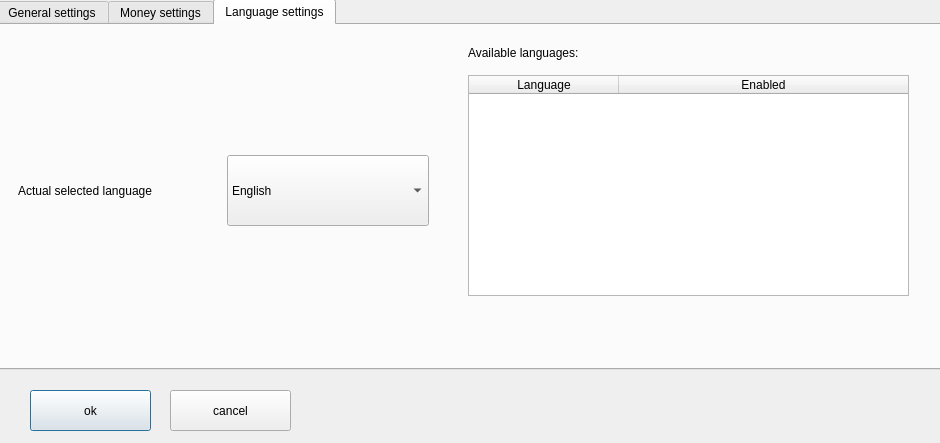
Old version of the form blue-app/ui/Settings.ui in the repository matus-u/sz-bluetooth.
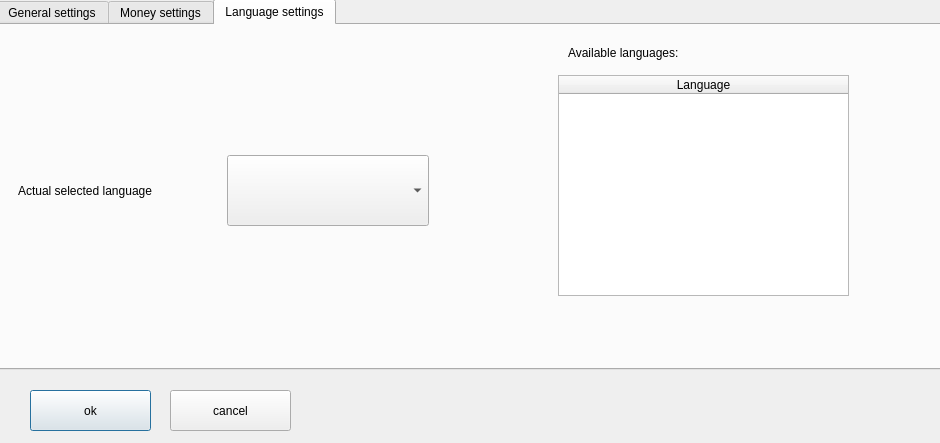
New version of the form.

What changed in the file:
```diff
--- a/blue-app/ui/Settings.ui
+++ b/blue-app/ui/Settings.ui
@@ -503,14 +503,14 @@
     <widget class="QTableWidget" name="availableLanguagesWidget">
      <property name="geometry">
       <rect>
-       <x>470</x>
+       <x>560</x>
        <y>50</y>
-       <width>441</width>
+       <width>291</width>
        <height>221</height>
       </rect>
      </property>
      <property name="columnCount">
-      <number>2</number>
+      <number>1</number>
      </property>
      <attribute name="horizontalHeaderCascadingSectionResizes">
       <bool>true</bool>
@@ -521,6 +521,9 @@
      <attribute name="horizontalHeaderStretchLastSection">
       <bool>true</bool>
      </attribute>
+     <attribute name="verticalHeaderVisible">
+      <bool>false</bool>
+     </attribute>
      <attribute name="verticalHeaderDefaultSectionSize">
       <number>30</number>
      </attribute>
@@ -532,16 +535,11 @@
        <string>Language</string>
       </property>
      </column>
-     <column>
-      <property name="text">
-       <string>Enabled</string>
-      </property>
-     </column>
     </widget>
     <widget class="QLabel" name="label_16">
      <property name="geometry">
       <rect>
-       <x>470</x>
+       <x>570</x>
        <y>20</y>
        <width>231</width>
        <height>16</height>
@@ -551,7 +549,7 @@
       <string>Available languages:</string>
      </property>
     </widget>
-    <widget class="QWidget" name="">
+    <widget class="QWidget" name="layoutWidget">
      <property name="geometry">
       <rect>
        <x>20</x>
@@ -576,21 +574,6 @@
           <verstretch>0</verstretch>
          </sizepolicy>
         </property>
-        <item>
-         <property name="text">
-          <string>English</string>
-         </property>
-        </item>
-        <item>
-         <property name="text">
-          <string>Hungarian</string>
-         </property>
-        </item>
-        <item>
-         <property name="text">
-          <string>Slovak</string>
-         </property>
-        </item>
        </widget>
       </item>
      </layout>
```
